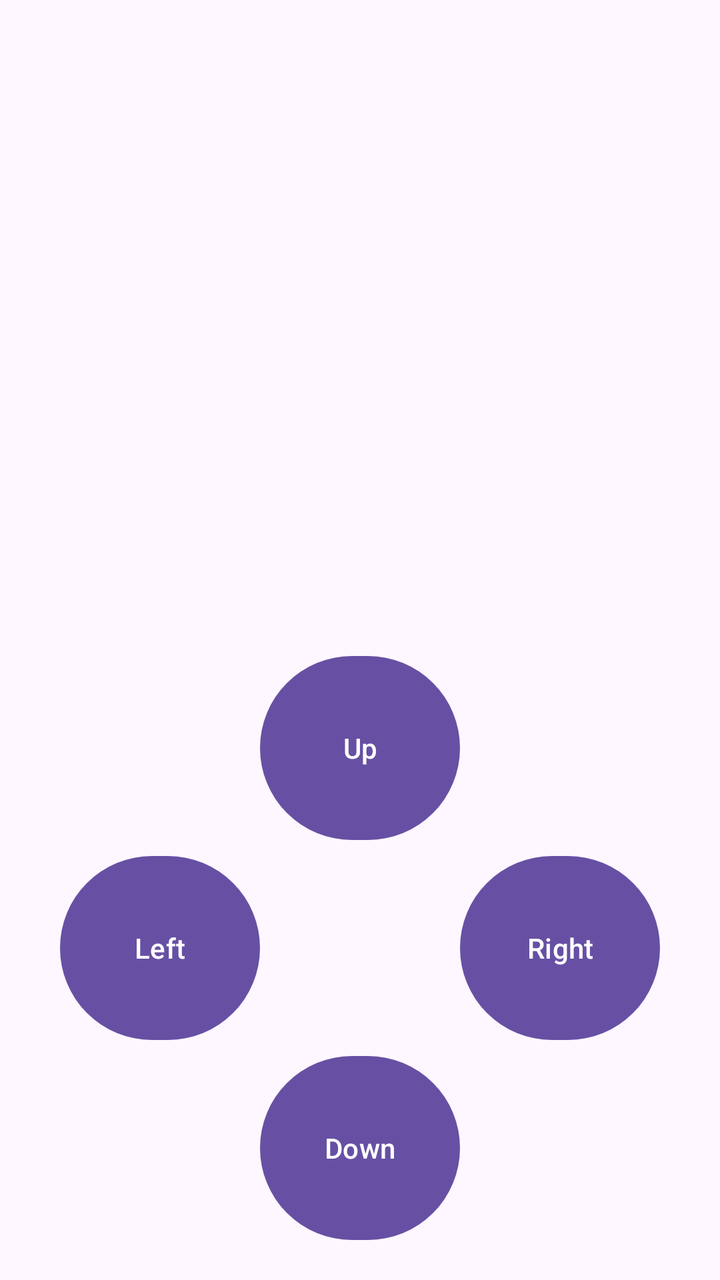
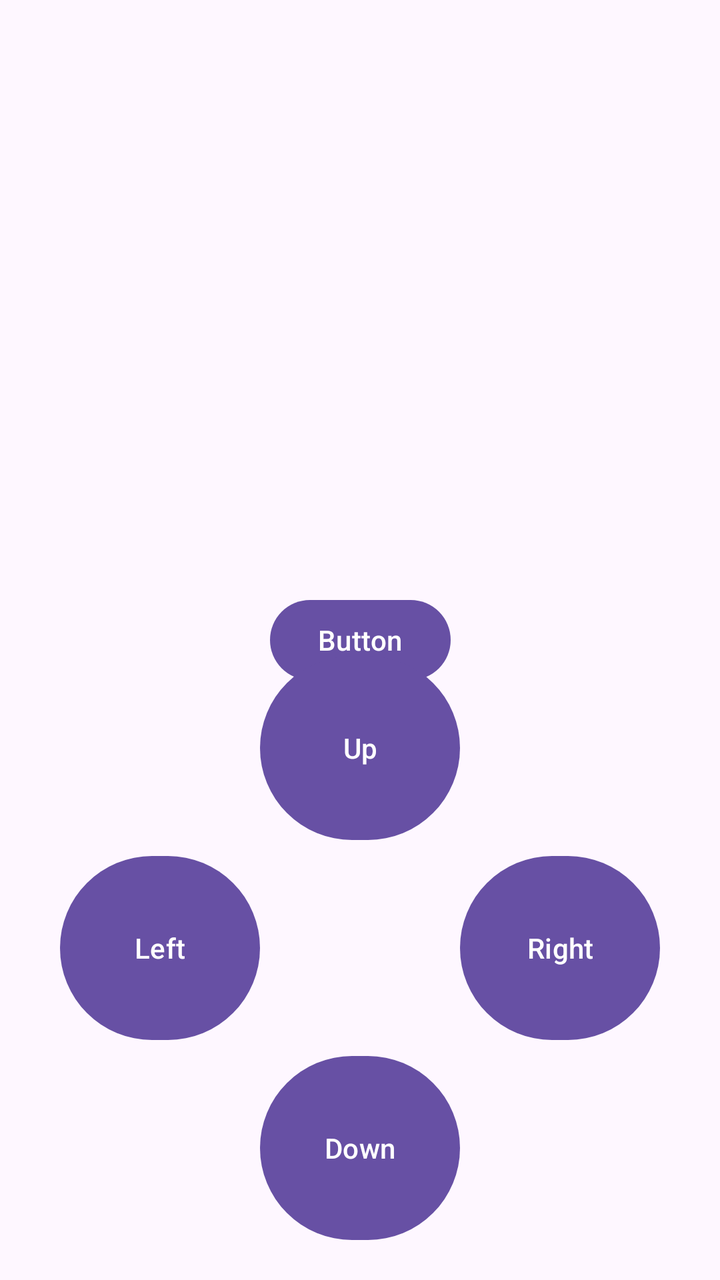

An Android layout rendered at two revisions. The XML below is the earlier revision; the diff shows what the commit changed to produce the second picture.
<!-- AndroidManifest.xml: application theme Theme.Final_Project_Uriya -->
<!-- res/layout/activity_game.xml -->
<?xml version="1.0" encoding="utf-8"?>
<androidx.constraintlayout.widget.ConstraintLayout
    xmlns:android="http://schemas.android.com/apk/res/android"
    xmlns:app="http://schemas.android.com/apk/res-auto"
    android:layout_width="match_parent"
    android:layout_height="match_parent">

    
    <GridLayout
        android:id="@+id/gridLayout"
        android:layout_width="wrap_content"
        android:layout_height="wrap_content"
        android:layout_marginTop="16dp"
        app:layout_constraintTop_toTopOf="parent"
        app:layout_constraintStart_toStartOf="parent"
        app:layout_constraintEnd_toEndOf="parent"/>

    
    <GridLayout
        android:id="@+id/dpadLayout"
        android:layout_width="wrap_content"
        android:layout_height="wrap_content"
        android:rowCount="3"
        android:columnCount="3"
        app:layout_constraintBottom_toBottomOf="parent"
        app:layout_constraintStart_toStartOf="parent"
        app:layout_constraintEnd_toEndOf="parent"
        android:layout_marginBottom="16dp">

        
        <View
            android:layout_width="100dp"
            android:layout_height="100dp"
            android:layout_row="0"
            android:layout_column="1" />
        <Button
            android:id="@+id/btnUp"
            android:layout_width="100dp"
            android:layout_height="100dp"
            android:text="Up"
            android:layout_row="0"
            android:layout_column="1"/>

        
        <Button
            android:id="@+id/btnLeft"
            android:layout_width="100dp"
            android:layout_height="100dp"
            android:text="Left"
            android:layout_row="1"
            android:layout_column="0"/>

        
        <Button
            android:id="@+id/btnRight"
            android:layout_width="100dp"
            android:layout_height="100dp"
            android:text="Right"
            android:layout_row="1"
            android:layout_column="2"/>

        
        <Button
            android:id="@+id/btnDown"
            android:layout_width="100dp"
            android:layout_height="100dp"
            android:text="Down"
            android:layout_row="2"
            android:layout_column="1"/>
    </GridLayout>

</androidx.constraintlayout.widget.ConstraintLayout>
<!-- resources referenced by this layout -->
<resources>
  <style name="Theme.Final_Project_Uriya" parent="Base.Theme.Final_Project_Uriya" />
  <style name="Base.Theme.Final_Project_Uriya" parent="Theme.Material3.DayNight.NoActionBar">
          
          
      </style>
</resources>

<!-- the commit's change to res/layout/activity_game.xml (unified diff, before → after) -->
@@ -6,6 +6,16 @@
     android:layout_height="match_parent">
 
     
+    <Button
+        android:id="@+id/btnRestart"
+        android:layout_width="wrap_content"
+        android:layout_height="wrap_content"
+        android:text="Button"
+        app:layout_constraintBottom_toBottomOf="parent"
+        app:layout_constraintEnd_toEndOf="parent"
+        app:layout_constraintStart_toStartOf="parent"
+        app:layout_constraintTop_toTopOf="parent" />
+
     <GridLayout
         android:id="@+id/gridLayout"
         android:layout_width="wrap_content"
